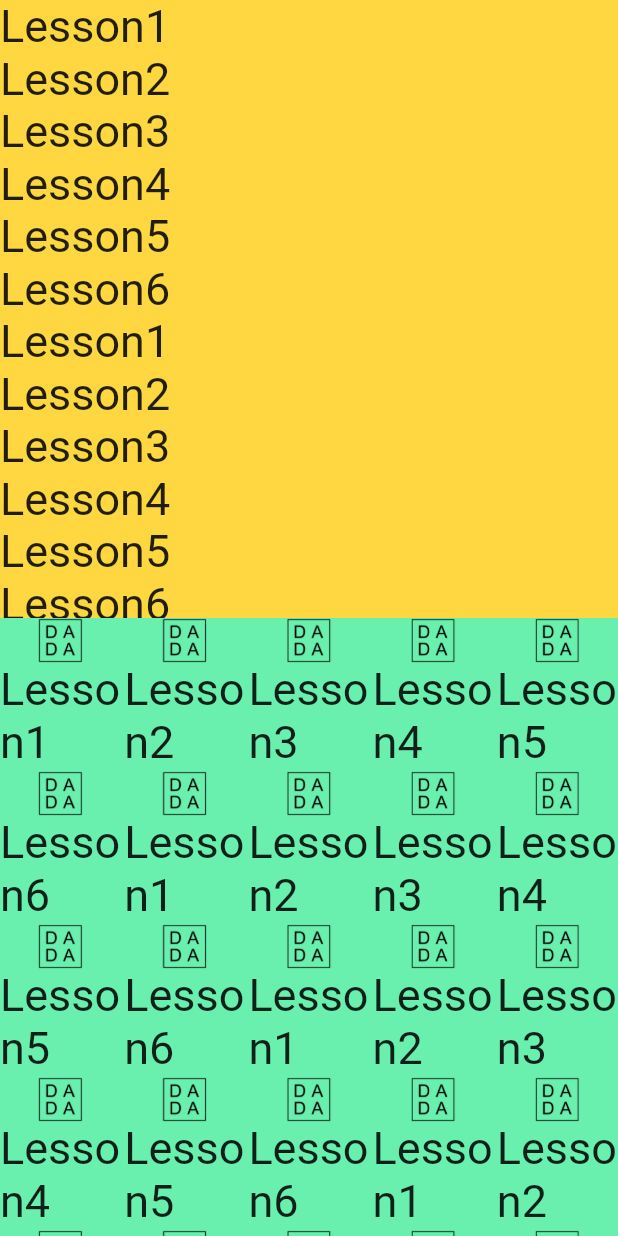
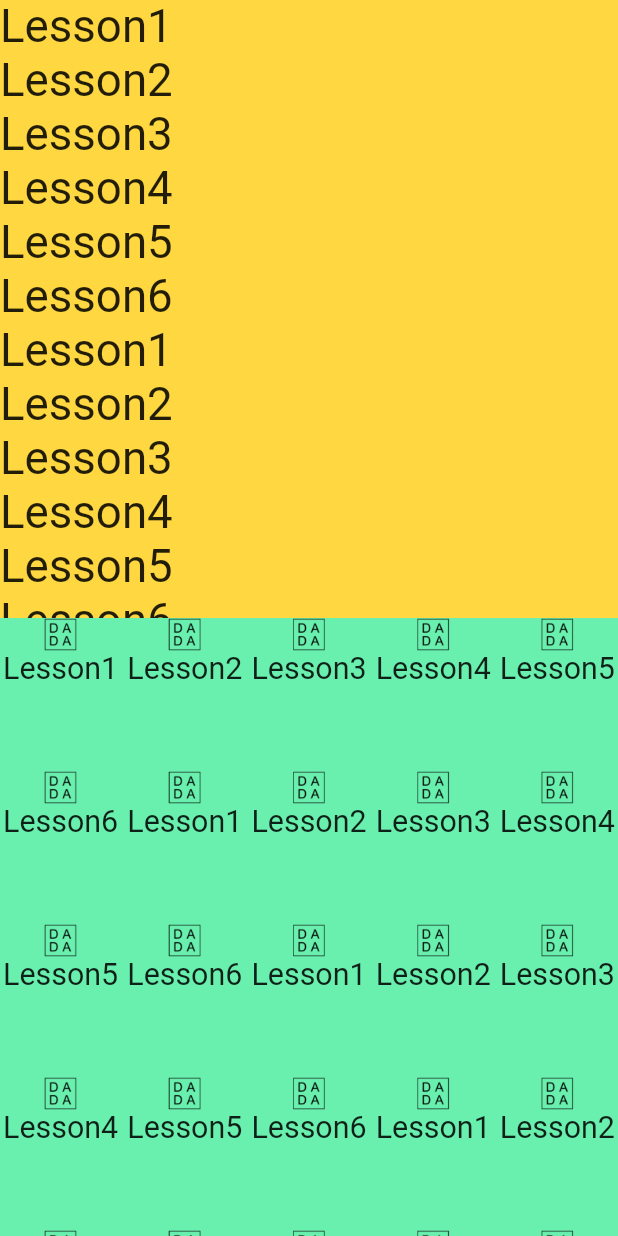
Before and after one commit to CanhNC97/BaiTapFlutter, a Flutter app: the screen it shows after launch, after a tap on "Click Buttom", after a tap on the "exit to app" icon, after a tap on "Demo", on a phone screen of 412 x 824 dp. Run offline on Flutter 3.47's test engine with Material 2 defaults, Android fonts, the phone set to English and light mode, and no system bars; our stand-ins replace get.

Commit message:
Bo sung dimens

```diff
--- a/buoi5/lib/main.dart
+++ b/buoi5/lib/main.dart
@@ -1,5 +1,6 @@
 import 'package:flutter/material.dart';
 import 'package:buoi5/screen2.dart';
+import 'package:buoi5/dimens.dart';
 
 void main() {
   runApp(const MyApp());
@@ -80,7 +81,7 @@ class _MyHomePageState extends State<MyHomePage> {
         height: double.infinity,
         margin: const EdgeInsets.all(50),
         padding: const EdgeInsets.all(10),
-        decoration: BoxDecoration(color: Colors.yellow, borderRadius: BorderRadius.all(Radius.circular(10)),border: Border.symmetric(vertical: BorderSide.none)),
+        decoration: BoxDecoration(color: Colors.yellow, borderRadius: BorderRadius.all(Radius.circular(10.r)),border: Border.symmetric(vertical: BorderSide.none)),
         child: Column(
           // Column is also a layout widget. It takes a list of children and
           // arranges them vertically. By default, it sizes itself to fit its
@@ -100,7 +101,7 @@ class _MyHomePageState extends State<MyHomePage> {
           children: [
             Text(
               'Lesson 4 : count=$_counter',
-              style: TextStyle(fontSize: 40),
+              style: TextStyle(fontSize: 40.t),
             ),
             Row(
               mainAxisAlignment: MainAxisAlignment.spaceEvenly,
@@ -108,11 +109,11 @@ class _MyHomePageState extends State<MyHomePage> {
               children: [
                 Icon(
                   Icons.home,
-                  size: 50,
+                  size: 50.w,
                   color: Colors.green,
                 ),
                 Image.asset(
-                  'asset/images/demo1.png',width: 50,height: 50,),
+                  'asset/images/demo1.png',width: 50.w,height: 50.w,),
             ]
             ),
                 Padding(
@@ -125,25 +126,25 @@ class _MyHomePageState extends State<MyHomePage> {
                 ),
                 Container(
                   color: Colors.pinkAccent,
-                  width: 300,
-                  height: 300,
+                  width: 300.w,
+                  height: 300.w,
                   child: Stack(
                     children: [
                       Positioned(
-                        left: 50,
-                        right: 50,
+                        left: 50.w,
+                        right: 50.w,
                         child: Text(
                           'Lesson 4',
-                          style: TextStyle(fontSize: 40),
+                          style: TextStyle(fontSize: 40.t),
                         ),
                       ),
                       Positioned(
-                        top: 100,
-                        left: 100,
+                        top: 100.w,
+                        left: 100.w,
                         child: Text(
                           'Lesson 5',
                           style: TextStyle(
-                            fontSize: 40,
+                            fontSize: 40.t,
                             fontWeight: FontWeight.w900),
                           ),
                         ),
--- a/buoi5/lib/screen2.dart
+++ b/buoi5/lib/screen2.dart
@@ -1,4 +1,5 @@
 import 'package:flutter/material.dart';
+import 'package:buoi5/dimens.dart';
 
 class Page2 extends StatelessWidget{
   Page2({Key? key}) : super(key: key);
@@ -57,7 +58,7 @@ class Page2 extends StatelessWidget{
     itemBuilder: (BuildContext context, index){
       return Text(
         Listdemo[index],
-        style: TextStyle(fontSize: 30),
+        style: TextStyle(fontSize: 30.t),
       );
     }
   );
@@ -67,10 +68,10 @@ class Page2 extends StatelessWidget{
       itemBuilder: (BuildContext context,index){
         return Column(
           children: [
-            Image.asset('asset/images/demo2.png',width: 30 ,height: 30,),
+            Image.asset('asset/images/demo2.png',width: 20.w ,height: 20.w,),
             Text(
               Listdemo[index],
-              style: TextStyle(fontSize: 30),
+              style: TextStyle(fontSize: 20.t),
             )
           ],
         );
```
